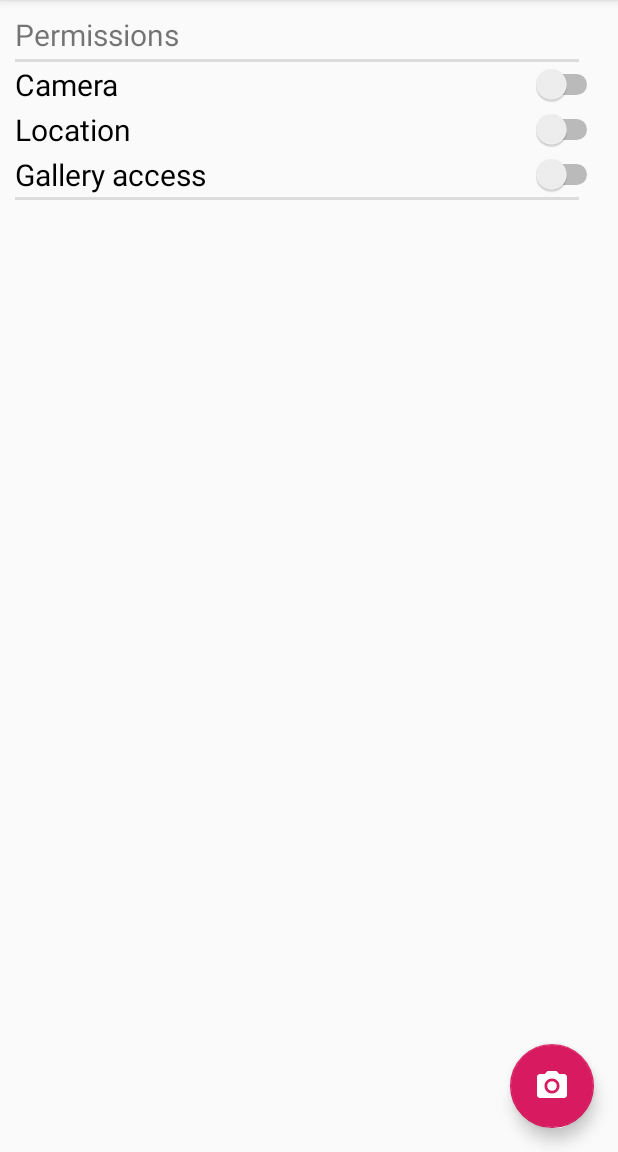
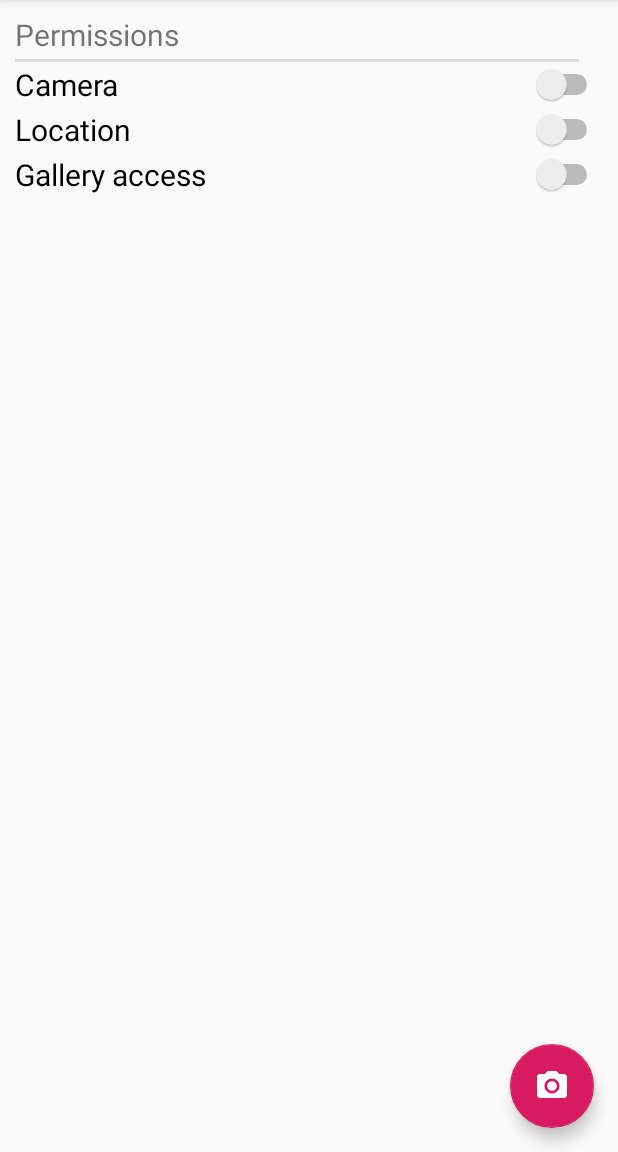
Before and after one commit to Swyfte/TouristApp, an Android app: the screen it shows after launch (MainActivity), in the side drawer, after a tap on "Settings", on a phone screen of 412 x 824 dp, the part 84-1236 px from its top. Run offline under Robolectric (Android 15) with nearby library versions, the phone set to English and light mode, and no system bars.

Commit message:
Removed delete_divider

```diff
--- a/app/src/main/res/layout/fragment_settings.xml
+++ b/app/src/main/res/layout/fragment_settings.xml
@@ -60,15 +60,6 @@
             app:layout_constraintLeft_toLeftOf="parent"
             />
 
-        <View
-            android:id="@+id/delete_divider"
-            android:layout_width="376dp"
-            android:layout_height="2dp"
-            android:background="?android:attr/listDivider"
-            app:layout_constraintLeft_toLeftOf="parent"
-            app:layout_constraintTop_toBottomOf="@id/gallery_perm_switch"
-            />
-
 
     </androidx.constraintlayout.widget.ConstraintLayout>
 </FrameLayout>
```
